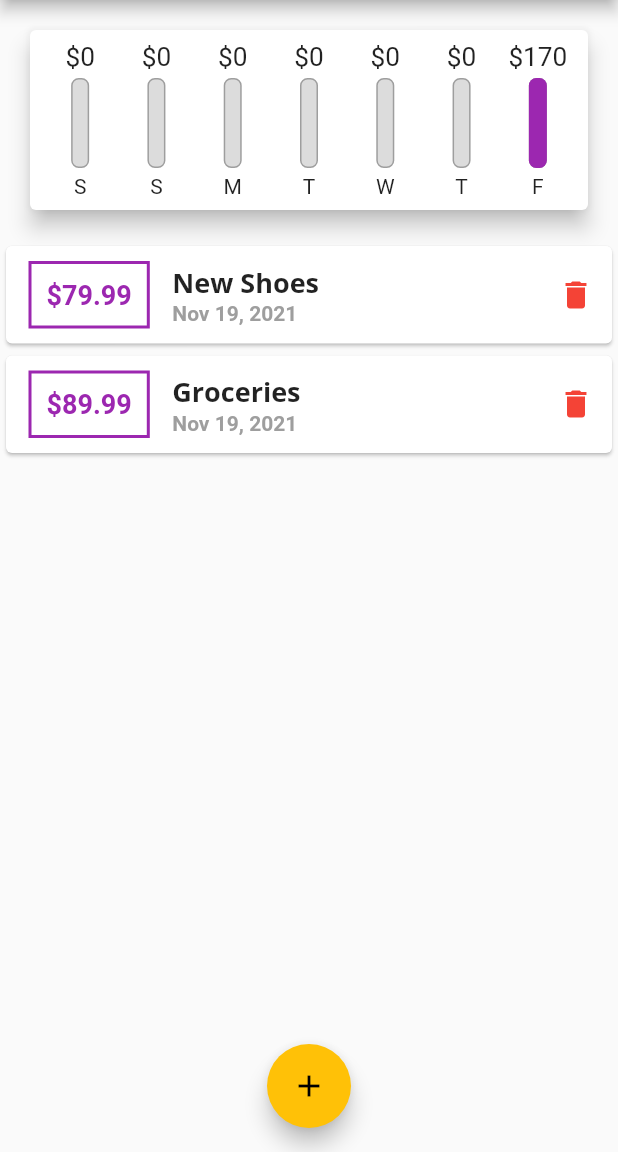
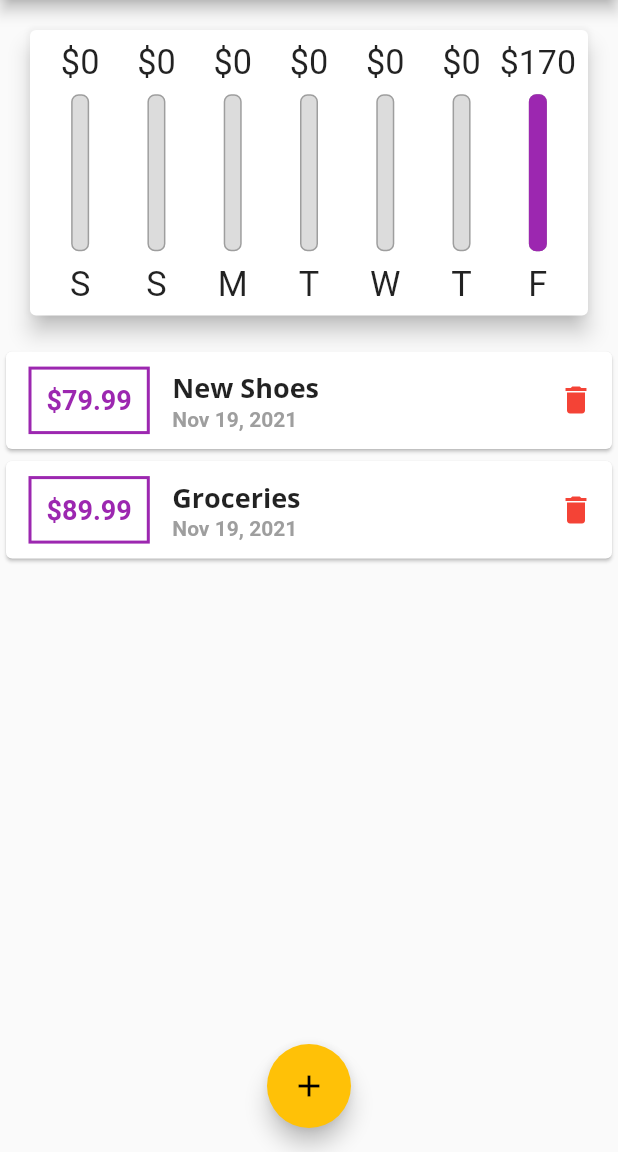
Before and after one commit to emmanueletti/flutter_expense_planner, a Flutter app: the screen it shows after launch, on a phone screen of 412 x 824 dp, the part 84-1236 px from its top. Run offline on Flutter 3.47's test engine with Material 2 defaults, Android fonts, the phone set to English and light mode, and no system bars.

Commit message:
saving progress

```diff
--- a/lib/main.dart
+++ b/lib/main.dart
@@ -121,17 +121,17 @@ class _MyHomePageState extends State<MyHomePage> {
   // in the widget tree. It is "passed" around automatically throughout the widget
   // tree
   Widget build(BuildContext context) {
+    final appBar = AppBar(
+      title: const Text('Personal Expenses'),
+      actions: [
+        IconButton(
+          icon: const Icon(Icons.add),
+          onPressed: () => _openNewTransactionForm(context, _addNewTransaction),
+        ),
+      ],
+    );
     return Scaffold(
-      appBar: AppBar(
-        title: const Text('Personal Expenses'),
-        actions: [
-          IconButton(
-            icon: const Icon(Icons.add),
-            onPressed: () =>
-                _openNewTransactionForm(context, _addNewTransaction),
-          ),
-        ],
-      ),
+      appBar: appBar,
       // You can make any container WITH A DEFINED HEIGHT scrollable by making
       // its child a SingleChildScrollView.
       // Here we are making the entire app body scrollable, and the
@@ -142,7 +142,7 @@ class _MyHomePageState extends State<MyHomePage> {
       // errors when the keyboard pops up
       body: SingleChildScrollView(
         child: Column(
-          children: <Widget>[
+          children: [
             // Reason to use Container as a middle widget to control the size is
             // b/c "Card" widget dimensions is dependent on the size of its children.
             // And "Text" widget dimensions is dependent on the size of its text
@@ -156,8 +156,18 @@ class _MyHomePageState extends State<MyHomePage> {
               // the widget as much width as possible.
               width: double.infinity,
               child: Chart(_recentTransactions),
+              height: (MediaQuery.of(context).size.height -
+                      appBar.preferredSize.height -
+                      MediaQuery.of(context).padding.top) *
+                  0.3,
             ),
-            TransactionList(_userTransactions, _deleteTransaction),
+            Container(
+              height: (MediaQuery.of(context).size.height -
+                      appBar.preferredSize.height -
+                      MediaQuery.of(context).padding.top) *
+                  0.7,
+              child: TransactionList(_userTransactions, _deleteTransaction),
+            ),
           ],
         ),
       ),
--- a/lib/widgets/chart_bar.dart
+++ b/lib/widgets/chart_bar.dart
@@ -11,21 +11,27 @@ class ChartBar extends StatelessWidget {
 
   @override
   Widget build(BuildContext context) {
+    // Layout builder gives access to constraints object, which contains info
+    // about external constraints aka heights and width being applied to the
+    // widget. This can be used to help calculate relative constraints (heights
+    // and widths) for responsiveness
+    return LayoutBuilder(
+      builder: (ctx, constraints) {
         return Column(
           children: [
             // Fittedbox makes widgets within then shrink instead of wrap when they
             // get to big for the container
             Container(
-          height: 20,
+              height: constraints.maxHeight * 0.15,
               child: FittedBox(
                 child: Text('\$${spendingAmount.toStringAsFixed(0)}'),
               ),
             ),
-        const SizedBox(
-          height: 4,
+            SizedBox(
+              height: constraints.maxHeight * 0.05,
             ),
             Container(
-          height: 60,
+              height: constraints.maxHeight * 0.6,
               width: 12,
               // Stack starts with the bottom most widget
               child: Stack(
@@ -52,9 +58,16 @@ class ChartBar extends StatelessWidget {
                 ],
               ),
             ),
-        const SizedBox(height: 4),
-        Text(label)
+            SizedBox(height: constraints.maxHeight * 0.05),
+            Container(
+              height: constraints.maxHeight * 0.15,
+              child: FittedBox(
+                child: Text(label),
+              ),
+            )
           ],
+        );
+      },
     );
   }
 }
--- a/lib/widgets/transaction_list.dart
+++ b/lib/widgets/transaction_list.dart
@@ -20,7 +20,6 @@ class TransactionList extends StatelessWidget {
     // its seems to look cleaner.
     return SizedBox(
       width: double.infinity,
-      height: MediaQuery.of(context).size.height * 0.6,
       // Here is an example of making a specific container WITH A DEFINED
       // HEIGHT (not just the entire app body ) scrollable. An alternate to
       // having a child be a SingleChildScrollView is to use ListView -
```
Lines whose indentation alone changed are shown as unchanged.
